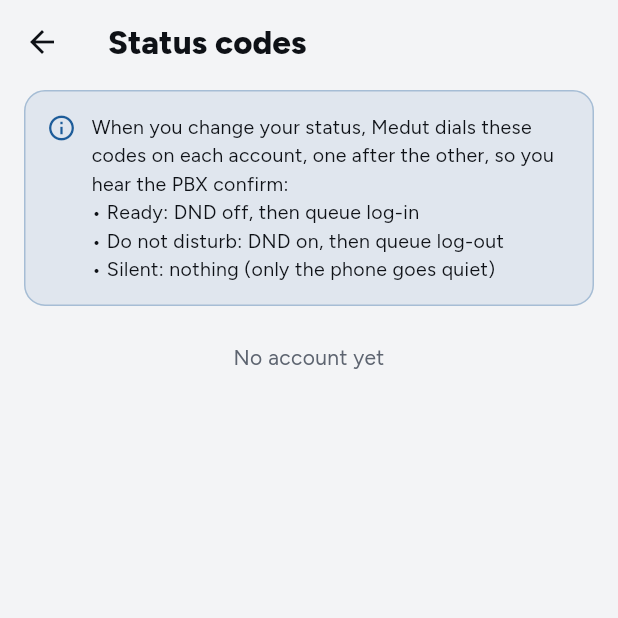
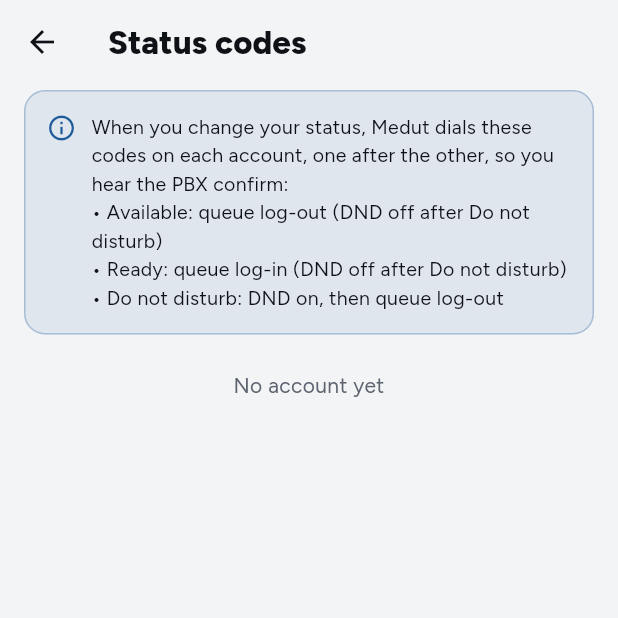
Before and after one commit to Ibrahimgamal99/medut-softphone, a Flutter app: the StatusCodesScreen screen opened directly, on a phone screen of 412 x 824 dp, the top half of it. Run offline on Flutter 3.47's test engine with Material 3 defaults, Android fonts, the phone set to English and light mode, and no system bars; our stand-ins replace easy_localization, file_picker, firebase_core, firebase_messaging, flutter_contacts, flutter_riverpod and 8 more; missing offline and left inert: audio_session, medut, mobile_scanner, proximity_screen_lock; accounts and stored records are empty.

Commit message:
Status: Available, Ready or Do not disturb
Available: registered, so calls to your extension ring, but out of the
queues. Ready: in the queues as well. Do not disturb: DND on and out of
the queues. A change dials only what differs on each account's PBX: DND
off when leaving Do not disturb, and the queue log-in or log-out code
when the queue state changes (FreePBX's *45 is a toggle). Available is
blue, Ready green with a headset, Do not disturb red.

Silent is gone; a saved Silent reads as Available, and whoever was
logged in to the queue under the old meaning comes back as Ready.

Co-Authored-By: Claude Opus 5.5 <noreply@anthropic.com>

```diff
--- a/assets/translations/en.json
+++ b/assets/translations/en.json
@@ -102,19 +102,19 @@
   "newChat": "New message",
   "to": "To",
   "yourStatus": "Your status",
-  "statusAvailable": "Ready",
-  "statusSilent": "Silent",
+  "statusAvailable": "Available",
+  "statusReady": "Ready",
+  "helpReady": "In your queues: queue calls and direct calls ring.",
   "statusDnd": "Do not disturb",
-  "helpAvailable": "Calls ring. Dials DND off and logs you in to your queues.",
-  "helpSilent": "Calls come in without ringing. Nothing is sent to the PBX.",
-  "helpDnd": "Calls are declined. Dials DND on and logs you out of your queues.",
+  "helpAvailable": "Calls to your extension ring. You're out of the queues, so queue calls go to others.",
+  "helpDnd": "Calls are declined. Dials DND on and logs you out of the queues.",
   "softphone": "Softphone",
   "registered": "Registered",
   "notRegistered": "Not registered",
   "notConnected": "Not connected",
   "statusCodes": "Status codes",
   "statusCodesSub": "PBX numbers for DND and queue log-in",
-  "statusCodesIntro": "When you change your status, Medut dials these codes on each account, one after the other, so you hear the PBX confirm:\n• Ready: DND off, then queue log-in\n• Do not disturb: DND on, then queue log-out\n• Silent: nothing (only the phone goes quiet)",
+  "statusCodesIntro": "When you change your status, Medut dials these codes on each account, one after the other, so you hear the PBX confirm:\n• Available: queue log-out (DND off after Do not disturb)\n• Ready: queue log-in (DND off after Do not disturb)\n• Do not disturb: DND on, then queue log-out",
   "pbxType": "Phone system (PBX)",
   "pbxCustom": "Custom",
   "codeNone": "none",
@@ -123,9 +123,9 @@
   "code_queueLogin": "Queue log-in",
   "code_queueLogout": "Queue log-out",
   "codeDndOnHelp": "Dialed when you pick Do not disturb",
-  "codeDndOffHelp": "Dialed when you pick Ready, or Silent after Do not disturb",
+  "codeDndOffHelp": "Dialed when you leave Do not disturb",
   "codeQueueLoginHelp": "Dialed when you pick Ready",
-  "codeQueueLogoutHelp": "Dialed when you pick Do not disturb",
+  "codeQueueLogoutHelp": "Dialed when you pick Available or Do not disturb",
   "codeToggleNote": "{code} switches the queue on and off on this PBX, so Medut dials it only to change state. If the PBX gets out of step (you changed it on a desk phone), dial {code} once yourself.",
   "queueShort": "queue",
   "officeHoursOn": "Office hours on",
--- a/lib/core/settings.dart
+++ b/lib/core/settings.dart
@@ -3,7 +3,10 @@ import 'dart:convert';
 import 'package:flutter/foundation.dart';
 import 'package:shared_preferences/shared_preferences.dart';
 
-enum MyStatus { available, silent, dnd }
+/// Your status. Available: registered, so calls to your extension ring,
+/// but out of the queues. Ready: in the queues as well. Do not disturb:
+/// DND on and out of the queues.
+enum MyStatus { available, ready, dnd }
 
 /// A colleague whose presence the Team tab watches (SUBSCRIBE).
 class Watched {
@@ -75,7 +78,11 @@ class AppSettings extends ChangeNotifier {
   set keepAlive(bool v) => _set('keepAlive', v);
 
   // Your status
-  MyStatus get status => MyStatus.values.byName(_s('status', 'available'));
+  MyStatus get status => switch (_s('status', 'available')) {
+        'ready' => MyStatus.ready,
+        'dnd' => MyStatus.dnd,
+        _ => MyStatus.available, // and 'silent', which is gone
+      };
   set status(MyStatus v) => _set('status', v.name);
 
   /// When the status was last picked (for the "Ready 12:03" timer).
--- a/lib/features/contacts_screen.dart
+++ b/lib/features/contacts_screen.dart
@@ -567,8 +567,8 @@ class StatusButton extends StatelessWidget {
   Widget build(BuildContext context) {
     final t = context.t;
     final (label, color) = switch (status) {
-      MyStatus.available => ('statusAvailable'.tr(), t.success),
-      MyStatus.silent => ('statusSilent'.tr(), t.warn),
+      MyStatus.available => ('statusAvailable'.tr(), t.info),
+      MyStatus.ready => ('statusReady'.tr(), t.success),
       MyStatus.dnd => ('statusDnd'.tr(), t.danger),
     };
     return Material(
--- a/lib/features/keypad_sheets.dart
+++ b/lib/features/keypad_sheets.dart
@@ -14,8 +14,8 @@ import 'contacts_screen.dart';
 /// accounts, settings) and the account picker from the account pill.
 
 Color statusColor(Tokens t, MyStatus s) => switch (s) {
-      MyStatus.available => t.success,
-      MyStatus.silent => t.warn,
+      MyStatus.available => t.info,
+      MyStatus.ready => t.success,
       MyStatus.dnd => t.danger,
     };
 
@@ -46,7 +46,7 @@ class _MeSheet extends ConsumerWidget {
     final nav = Navigator.of(context);
     final help = switch (settings.effectiveStatus()) {
       MyStatus.available => 'helpAvailable'.tr(),
-      MyStatus.silent => 'helpSilent'.tr(),
+      MyStatus.ready => 'helpReady'.tr(),
       MyStatus.dnd => 'helpDnd'.tr(),
     };
 
--- a/lib/features/status.dart
+++ b/lib/features/status.dart
@@ -11,11 +11,11 @@ import '../sip/sip_service.dart';
 import 'contacts_screen.dart' show StatusRulesScreen;
 import 'status_codes.dart';
 
-/// Your status: Ready, Silent, Do not disturb — a label, a
+/// Your status: Available, Ready, Do not disturb — a label, a
 /// colour and an icon.
 (String, Color, IconData) statusLook(Tokens t, MyStatus s) => switch (s) {
-      MyStatus.available => ('statusAvailable'.tr(), t.success, Icons.check_circle),
-      MyStatus.silent => ('statusSilent'.tr(), t.warn, Icons.notifications_off),
+      MyStatus.available => ('statusAvailable'.tr(), t.info, Icons.radio_button_checked),
+      MyStatus.ready => ('statusReady'.tr(), t.success, Icons.headset_mic),
       MyStatus.dnd => ('statusDnd'.tr(), t.danger, Icons.do_not_disturb_on),
     };
 
@@ -182,7 +182,7 @@ class _StatusSheet extends ConsumerWidget {
           ),
           Divider(height: 1, color: t.border),
           option(MyStatus.available, 'helpAvailable'.tr()),
-          option(MyStatus.silent, 'helpSilent'.tr()),
+          option(MyStatus.ready, 'helpReady'.tr()),
           option(MyStatus.dnd, 'helpDnd'.tr()),
           Divider(height: 1, color: t.border),
           ListTile(
--- a/lib/sip/sip_service.dart
+++ b/lib/sip/sip_service.dart
@@ -181,6 +181,8 @@ class SipService extends ChangeNotifier with WidgetsBindingObserver {
   Future<void> start() async {
     if (_started) return;
     _started = true;
+    // "Available" used to mean in the queue; whoever is logged in is Ready now.
+    if (settings.status == MyStatus.available && settings.queueIn.isNotEmpty) settings.status = MyStatus.ready;
     WidgetsBinding.instance.addObserver(this);
 
     _bridge.actions.listen(_onAction);
@@ -352,12 +354,13 @@ class SipService extends ChangeNotifier with WidgetsBindingObserver {
   final List<(String, String, String)> _codeQueue = [];
   ActiveCall? _codeCall;
 
-  /// Picks Ready, Silent or Do not disturb, and tells each registered
-  /// account's PBX with its feature codes: Ready = DND off + queue log-in,
-  /// Do not disturb = DND on + queue log-out, Silent = only the phone goes
-  /// quiet (DND off when it comes from Do not disturb). The codes are dialed
-  /// as ordinary calls, one after the other, so the PBX's announcement is
-  /// heard; a toggle such as FreePBX's *45 is only dialed to change state.
+  /// Picks Available, Ready or Do not disturb, and tells each registered
+  /// account's PBX with its feature codes: Available = out of the queues
+  /// (calls to your extension still ring), Ready = queue log-in, Do not
+  /// disturb = DND on + queue log-out; DND off is dialed when leaving Do not
+  /// disturb. The codes are dialed as ordinary calls, one after the other,
+  /// so the PBX's announcement is heard; a queue code is only dialed to
+  /// change state (FreePBX's *45 is a toggle).
   void setMyStatus(MyStatus next) {
     final prev = settings.status;
     if (prev == next) return;
@@ -367,10 +370,11 @@ class SipService extends ChangeNotifier with WidgetsBindingObserver {
       if (rt.status != RegStatus.registered || !store.accounts.any((a) => a.id == rt.cfg.id)) continue;
       final c = rt.cfg;
       final inQueue = settings.queueIn.contains(c.id);
+      final fromDnd = prev == MyStatus.dnd;
       final keys = switch (next) {
-        MyStatus.available => ['dndOff', if (!inQueue) 'queueLogin'],
+        MyStatus.available => [if (fromDnd) 'dndOff', if (inQueue) 'queueLogout'],
+        MyStatus.ready => [if (fromDnd) 'dndOff', if (!inQueue) 'queueLogin'],
         MyStatus.dnd => ['dndOn', if (inQueue) 'queueLogout'],
-        MyStatus.silent => [if (prev == MyStatus.dnd) 'dndOff'],
       };
       for (final k in keys) {
         final code = c.code(k);
@@ -1605,7 +1609,6 @@ class SipService extends ChangeNotifier with WidgetsBindingObserver {
       'ringtone': _ringtoneSource,
       'vibrate': settings.vibrate,
       'recording': f.recording,
-      'silent': settings.effectiveStatus() == MyStatus.silent,
       'mos': s == null ? '' : fmt(mos, 1),
       // The quality sheet: each direction's MOS, then the figures behind it.
       'mosYou': s == null || s.mosLq <= 0 ? '' : fmt(s.mosLq, 1),
```
Also changed, not shown: assets/translations/ar.json (+7 -7 lines), 2 other files.
